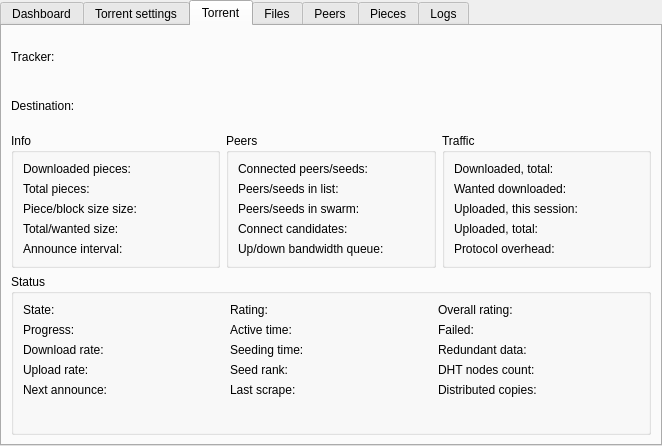
Above: src/plugins/torrent/tabwidget.ui from 0xd34df00d/leechcraft before the change. Below: the same form after it.
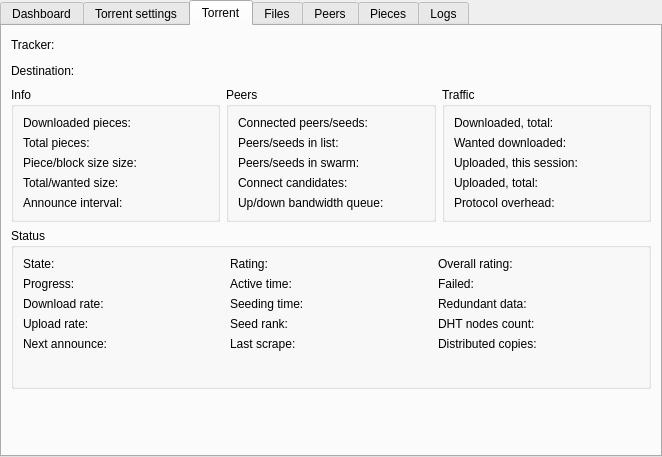
That is the form after the change. The open tabs and pages were chosen to show the change. Custom widgets are drawn as their Qt base class.

Commit message: * BitTorrent: Little interface fix.

Diff of the .ui file:
```diff
--- a/src/plugins/torrent/tabwidget.ui
+++ b/src/plugins/torrent/tabwidget.ui
@@ -7,7 +7,7 @@
     <x>0</x>
     <y>0</y>
     <width>662</width>
-    <height>446</height>
+    <height>457</height>
    </rect>
   </property>
   <property name="windowTitle" >
@@ -707,7 +707,7 @@
      <x>0</x>
      <y>0</y>
      <width>658</width>
-     <height>419</height>
+     <height>430</height>
     </rect>
    </property>
    <attribute name="title" >
@@ -1286,6 +1286,19 @@
       </layout>
      </widget>
     </item>
+    <item>
+     <spacer name="verticalSpacer_3" >
+      <property name="orientation" >
+       <enum>Qt::Vertical</enum>
+      </property>
+      <property name="sizeHint" stdset="0" >
+       <size>
+        <width>20</width>
+        <height>40</height>
+       </size>
+      </property>
+     </spacer>
+    </item>
    </layout>
   </widget>
   <widget class="QWidget" name="PageFiles_" >
```
Left out of the diff: 15 changed lines with no effect on the pictures.
